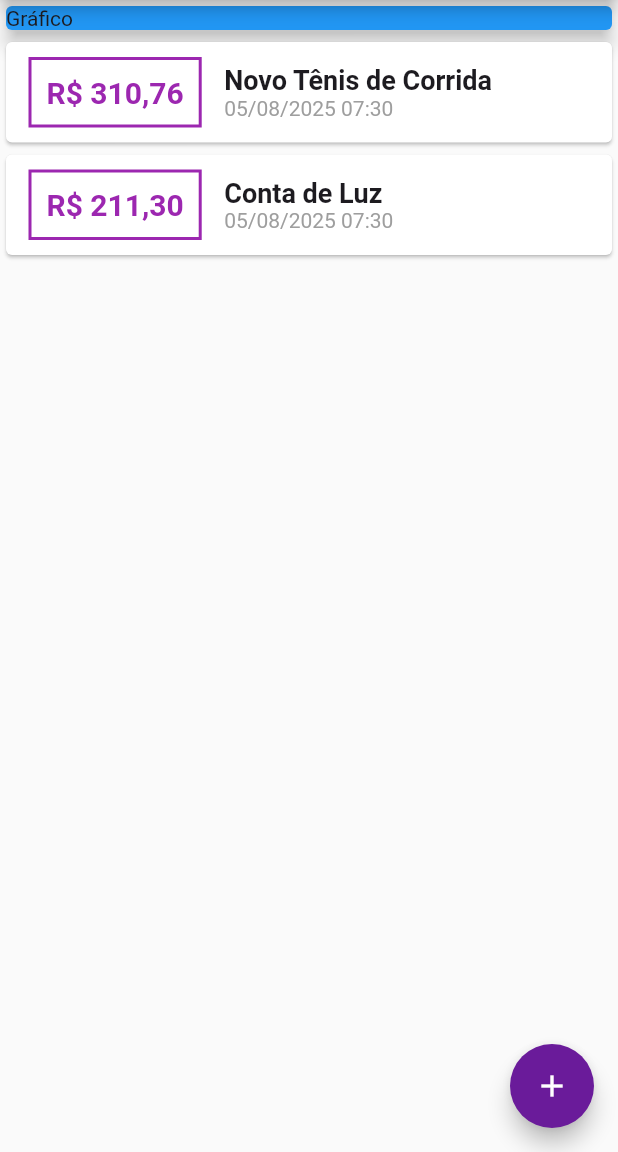
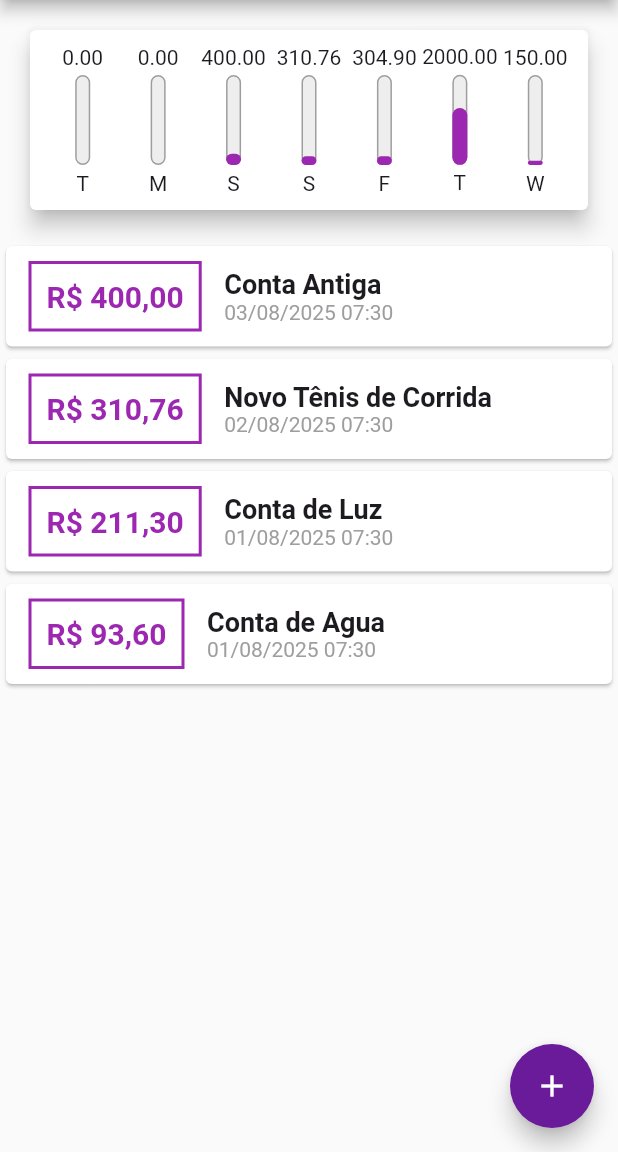
Before and after one commit to VitorLucas98/despesas_pessoais_app, a Flutter app: the screen it shows after launch, on a phone screen of 412 x 824 dp, the part 84-1236 px from its top. Run offline on Flutter 3.47's test engine with Material 3 defaults, Android fonts, the phone set to English and light mode, and no system bars.

Commit message:
finalizando chart widget

```diff
--- /dev/null
+++ b/lib/components/chart/chart.dart
@@ -0,0 +1,62 @@
+import 'package:despesas_pessoais_app/components/chart/chart_bar.dart';
+import 'package:despesas_pessoais_app/models/transaction.dart';
+import 'package:flutter/material.dart';
+import 'package:intl/intl.dart';
+
+class Chart extends StatelessWidget {
+  final List<Transaction> recentTransaction;
+
+  const Chart(this.recentTransaction, {Key? key}) : super(key: key);
+
+  List<Map<String, Object>> get groupedTransactions {
+    return List.generate(7, (index) {
+      final weekDay = DateTime.now().subtract(Duration(days: index));
+
+      double totalSum = 0.0;
+
+      for (var i = 0; i < recentTransaction.length; i++) {
+        bool sameDay = recentTransaction[i].date.day == weekDay.day;
+        bool sameMonth = recentTransaction[i].date.month == weekDay.month;
+        bool sameYear = recentTransaction[i].date.year == weekDay.year;
+
+        if (sameDay && sameMonth && sameYear) {
+          totalSum += recentTransaction[i].value;
+        }
+      }
+
+      return {'day': DateFormat.E().format(weekDay)[0], 'value': totalSum};
+    });
+  }
+
+  double get _weekTotalValue {
+    return groupedTransactions.fold(0.0, (sum, tr) {
+      return sum + (tr['value'] as double);
+    });
+  }
+
+  @override
+  Widget build(BuildContext context) {
+    groupedTransactions;
+    return Card(
+      elevation: 6,
+      margin: const EdgeInsets.all(20),
+      child: Padding(
+        padding: const EdgeInsets.all(10),
+        child: Row(
+          mainAxisAlignment: MainAxisAlignment.spaceAround,
+          children:
+              groupedTransactions.map((tr) {
+                return Flexible(
+                  fit: FlexFit.tight,
+                  child: ChartBar(
+                    label: tr['day'] as String,
+                    value: tr['value'] as double,
+                    percentage: (tr['value'] as double ) / _weekTotalValue,
+                  ),
+                );
+              }).toList(),
+        ),
+      ),
+    );
+  }
+}
--- /dev/null
+++ b/lib/components/chart/chart_bar.dart
@@ -0,0 +1,54 @@
+import 'package:flutter/material.dart';
+
+class ChartBar extends StatelessWidget {
+  final String label;
+  final double value;
+  final double percentage;
+
+  const ChartBar({
+    required this.label,
+    required this.value,
+    required this.percentage,
+    super.key,
+  });
+
+
+  @override
+  Widget build(BuildContext context) {
+    return Column(
+      children: [
+        FittedBox(
+          child:
+          Text("${value.toStringAsFixed(2)}")),
+        const SizedBox(height: 4),
+        Container(
+          height: 60,
+          width: 10,
+          child: Stack(
+            alignment: Alignment.bottomCenter,
+            children: [
+              Container(
+                decoration: BoxDecoration(
+                  border: Border.all(color: Colors.grey, width: 1),
+                  color: Colors.grey[200],
+                  borderRadius: BorderRadius.circular(5),
+                ),
+              ),
+              FractionallySizedBox(
+                heightFactor: percentage,
+                child: Container(
+                  decoration: BoxDecoration(
+                    color: Theme.of(context).colorScheme.primary,
+                    borderRadius: BorderRadius.circular(5),
+                  ),
+                ),
+              )
+            ],
+          ),
+        ),
+        SizedBox(height: 4),
+        Text(label),
+      ],
+    );
+  }
+}
--- a/lib/main.dart
+++ b/lib/main.dart
@@ -1,7 +1,8 @@
 import 'dart:math';
 
-import 'package:despesas_pessoais_app/components/transaction_form.dart';
-import 'package:despesas_pessoais_app/components/transaction_list.dart';
+import 'package:despesas_pessoais_app/components/chart/chart.dart';
+import 'package:despesas_pessoais_app/components/transaction/transaction_form.dart';
+import 'package:despesas_pessoais_app/components/transaction/transaction_list.dart';
 import 'package:despesas_pessoais_app/models/transaction.dart';
 import 'package:flutter/material.dart';
 
@@ -52,18 +53,50 @@ class _MyHomePageState extends State<MyHomePage> {
   final valorController = TextEditingController();
   final List<Transaction>_transactions = [
     Transaction(
+      id: 't0',
+      title: 'Conta Antiga',
+      value: 400.00,
+      date: DateTime.now().subtract(const Duration(days: 2)),
+    ),
+    Transaction(
       id: 't1',
       title: 'Novo Tênis de Corrida',
       value: 310.76,
-      date: DateTime.now(),
+      date: DateTime.now().subtract(const Duration(days: 3)),
     ),
     Transaction(
       id: 't2',
       title: 'Conta de Luz',
       value: 211.30,
-      date: DateTime.now(),
+      date: DateTime.now().subtract(const Duration(days: 4)),
+    ),    Transaction(
+      id: 't3',
+      title: 'Conta de Agua',
+      value: 93.60,
+      date: DateTime.now().subtract(const Duration(days: 4)),
+    ),
+    Transaction(
+      id: 't4',
+      title: 'Novo Celular',
+      value: 2000.00,
+      date: DateTime.now().subtract(const Duration(days: 5)),
+    ),
+    Transaction(
+      id: 't5',
+      title: 'Cinema',
+      value: 150.00,
+      date: DateTime.now().subtract(const Duration(days: 6)),
     ),
   ];
+
+  List<Transaction> get _recentTransactions {
+    // Filtra as transações para incluir apenas aquelas dos últimos 7 dias
+    return _transactions.where((tr) {
+      return tr.date.isAfter(
+        DateTime.now().subtract(const Duration(days: 7)),
+      );
+    }).toList();
+  }
 
   _addTransaction(String title, double value) {
     final transaction = Transaction(
@@ -124,11 +157,7 @@ class _MyHomePageState extends State<MyHomePage> {
         child: Column(
           crossAxisAlignment: CrossAxisAlignment.stretch,
           children: [
-            Card(
-              color: Colors.blue,
-              elevation: 5,
-              child: const Text('Gráfico'),
-            ),
+            Chart(_recentTransactions),
             TransactionList(_transactions),
           ],
         ),
```
Also changed, not shown: lib/components/transaction/transaction_form.dart (renamed from lib/components/transaction_form.dart), lib/components/transaction/transaction_list.dart (renamed from lib/components/transaction_list.dart).
